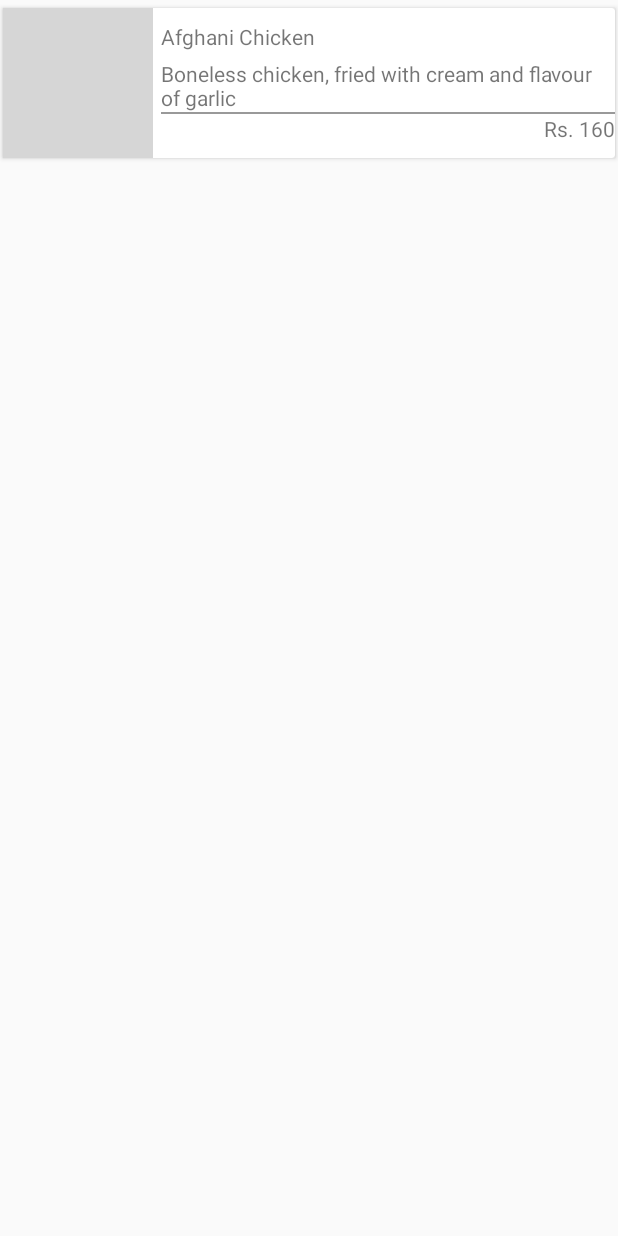
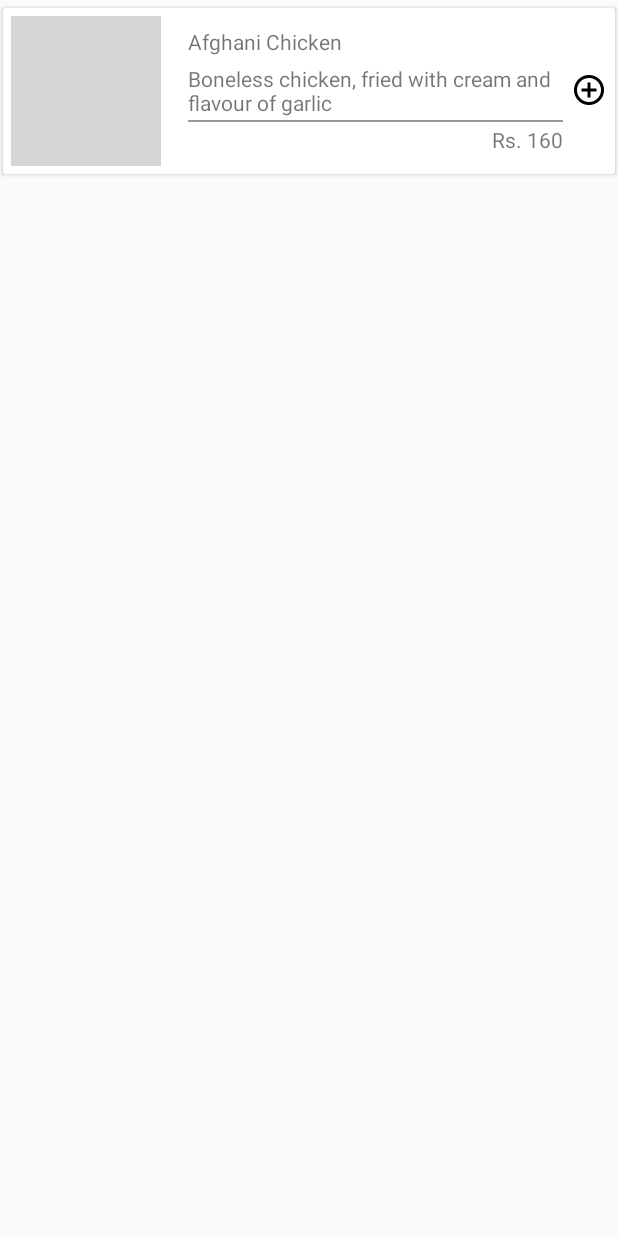
Before and after one commit to jinal90/CapeStone, an Android app: the layout menu_item.xml on its own in the app's theme, with its tools: preview values and no code run, on a phone screen of 412 x 824 dp. Run offline under Robolectric (Android 15) with nearby library versions, the phone set to English and light mode, and no system bars; grey boxes are pictures that could not be loaded.

Commit message:
added add button to row of every food item

```diff
--- a/app/src/main/res/layout/menu_item.xml
+++ b/app/src/main/res/layout/menu_item.xml
@@ -11,7 +11,8 @@
 
     <RelativeLayout
         android:layout_width="match_parent"
-        android:layout_height="wrap_content">
+        android:layout_height="wrap_content"
+        android:layout_margin="5dp">
 
         <ImageView
             android:id="@+id/imgFoodItem"
@@ -22,12 +23,18 @@
             android:src="@drawable/item_afghani_chicken" />
 
         <RelativeLayout
-            android:id="@+id/rlItemDetails"
             android:layout_width="wrap_content"
             android:layout_height="wrap_content"
             android:layout_centerVertical="true"
+            android:layout_toRightOf="@id/imgFoodItem">
+
+            <RelativeLayout
+                android:id="@+id/rlItemDetails"
+                android:layout_width="250dp"
+                android:layout_height="wrap_content"
                 android:layout_marginLeft="5dp"
-            android:layout_toRightOf="@id/imgFoodItem">
+                android:layout_marginRight="5dp"
+                android:layout_toLeftOf="@+id/imgAddRemoveItem">
 
                 <TextView
                     android:id="@+id/tvMenuItemName"
@@ -49,6 +56,8 @@
                     android:layout_width="match_parent"
                     android:layout_height="1dp"
                     android:layout_below="@+id/tvMenuItemDescription"
+                    android:layout_marginBottom="2dp"
+                    android:layout_marginTop="2dp"
                     android:background="@color/black_overlay" />
 
                 <TextView
@@ -61,21 +70,18 @@
                     android:text="Rs. 160" />
 
             </RelativeLayout>
+
+            <ImageView
+                android:id="@+id/imgAddRemoveItem"
+                android:layout_width="wrap_content"
+                android:layout_height="wrap_content"
+                android:layout_alignParentRight="true"
+                android:layout_centerVertical="true"
+                android:src="@drawable/ic_add_circle_outline_black_24dp" />
+
         </RelativeLayout>
 
-    <TextView
-        android:id="@+id/id"
-        android:layout_width="wrap_content"
-        android:layout_height="wrap_content"
-        android:layout_margin="@dimen/text_margin"
-        android:textAppearance="?attr/textAppearanceListItem"
-        android:visibility="gone" />
 
-    <TextView
-        android:id="@+id/content"
-        android:layout_width="wrap_content"
-        android:layout_height="wrap_content"
-        android:layout_margin="@dimen/text_margin"
-        android:textAppearance="?attr/textAppearanceListItem"
-        android:visibility="gone" />
+    </RelativeLayout>
+
 </android.support.v7.widget.CardView>
--- /dev/null
+++ b/app/src/main/res/layout/order_layout.xml
@@ -0,0 +1,5 @@
+<?xml version="1.0" encoding="utf-8"?>
+<RelativeLayout xmlns:android="http://schemas.android.com/apk/res/android"
+    android:layout_width="match_parent" android:layout_height="match_parent">
+
+</RelativeLayout>
```
Also changed, not shown: app/src/main/java/com/udacity/food/feasta/foodfeasta/helper/Utility.java (+20 -0 lines), app/src/main/java/com/udacity/food/feasta/foodfeasta/table/customer/ui/adapters/MenuRecyclerViewAdapter.java (+10 -0 lines), app/src/main/res/drawable-hdpi/ic_add_circle_outline_black_24dp.png (added), app/src/main/res/drawable-hdpi/ic_remove_circle_outline_black_24dp.png (added), app/src/main/res/drawable-mdpi/ic_add_circle_outline_black_24dp.png (added), app/src/main/res/drawable-mdpi/ic_remove_circle_outline_black_24dp.png (added), app/src/main/res/drawable-xhdpi/ic_add_circle_outline_black_24dp.png (added), app/src/main/res/drawable-xhdpi/ic_remove_circle_outline_black_24dp.png (added), app/src/main/res/drawable-xxhdpi/ic_add_circle_outline_black_24dp.png (added), app/src/main/res/drawable-xxhdpi/ic_remove_circle_outline_black_24dp.png (added), app/src/main/res/drawable-xxxhdpi/ic_add_circle_outline_black_24dp.png (added), app/src/main/res/drawable-xxxhdpi/ic_remove_circle_outline_black_24dp.png (added). Lines whose indentation alone changed are shown as unchanged.
